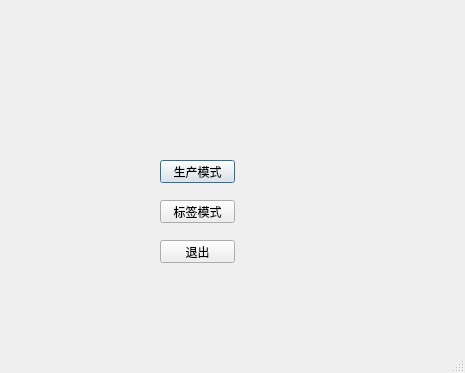
First picture: the form in ModeSelect.ui, repository gjz22cn/el, before the edit.
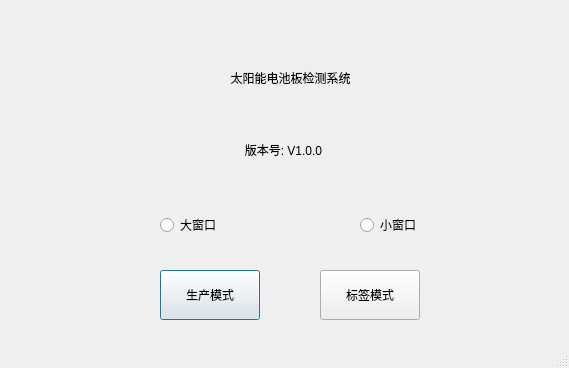
Second picture: the form after the edit.

```diff
--- a/ModeSelect.ui
+++ b/ModeSelect.ui
@@ -6,8 +6,8 @@
    <rect>
     <x>0</x>
     <y>0</y>
-    <width>465</width>
-    <height>373</height>
+    <width>569</width>
+    <height>368</height>
    </rect>
   </property>
   <property name="windowTitle">
@@ -20,11 +20,14 @@
    <property name="geometry">
     <rect>
      <x>160</x>
-     <y>160</y>
-     <width>75</width>
-     <height>23</height>
+     <y>270</y>
+     <width>100</width>
+     <height>50</height>
     </rect>
    </property>
+   <property name="styleSheet">
+    <string notr="true">font: 75 12pt &quot;Adobe Arabic&quot;;</string>
+   </property>
    <property name="text">
     <string>生产模式</string>
    </property>
@@ -32,28 +35,101 @@
   <widget class="QPushButton" name="pushButton_2">
    <property name="geometry">
     <rect>
-     <x>160</x>
-     <y>200</y>
-     <width>75</width>
-     <height>23</height>
+     <x>320</x>
+     <y>270</y>
+     <width>100</width>
+     <height>50</height>
     </rect>
    </property>
+   <property name="styleSheet">
+    <string notr="true">font: 75 12pt &quot;Adobe Arabic&quot;;</string>
+   </property>
    <property name="text">
     <string>标签模式</string>
    </property>
   </widget>
-  <widget class="QPushButton" name="pushButton_3">
+  <widget class="QLabel" name="label">
+   <property name="geometry">
+    <rect>
+     <x>10</x>
+     <y>50</y>
+     <width>561</width>
+     <height>55</height>
+    </rect>
+   </property>
+   <property name="styleSheet">
+    <string notr="true">font: 75 36pt &quot;Adobe Arabic&quot;;</string>
+   </property>
+   <property name="text">
+    <string>太阳能电池板检测系统</string>
+   </property>
+   <property name="alignment">
+    <set>Qt::AlignCenter</set>
+   </property>
+  </widget>
+  <widget class="QLabel" name="label_2">
+   <property name="geometry">
+    <rect>
+     <x>3</x>
+     <y>129</y>
+     <width>561</width>
+     <height>41</height>
+    </rect>
+   </property>
+   <property name="styleSheet">
+    <string notr="true">font: 75 20pt &quot;Adobe Arabic&quot;;</string>
+   </property>
+   <property name="text">
+    <string>版本号: V1.0.0</string>
+   </property>
+   <property name="alignment">
+    <set>Qt::AlignCenter</set>
+   </property>
+  </widget>
+  <widget class="QWidget" name="horizontalLayoutWidget">
    <property name="geometry">
     <rect>
      <x>160</x>
-     <y>240</y>
-     <width>75</width>
-     <height>23</height>
+     <y>200</y>
+     <width>261</width>
+     <height>51</height>
     </rect>
    </property>
-   <property name="text">
-    <string>退出</string>
-   </property>
+   <layout class="QHBoxLayout" name="horizontalLayout">
+    <item>
+     <widget class="QRadioButton" name="windowSize2">
+      <property name="styleSheet">
+       <string notr="true">font: 14pt &quot;AcadEref&quot;;</string>
+      </property>
+      <property name="text">
+       <string>大窗口</string>
+      </property>
+     </widget>
+    </item>
+    <item>
+     <spacer name="horizontalSpacer">
+      <property name="orientation">
+       <enum>Qt::Horizontal</enum>
+      </property>
+      <property name="sizeHint" stdset="0">
+       <size>
+        <width>40</width>
+        <height>20</height>
+       </size>
+      </property>
+     </spacer>
+    </item>
+    <item>
+     <widget class="QRadioButton" name="windowSize1">
+      <property name="styleSheet">
+       <string notr="true">font: 14pt &quot;AcadEref&quot;;</string>
+      </property>
+      <property name="text">
+       <string>小窗口</string>
+      </property>
+     </widget>
+    </item>
+   </layout>
   </widget>
  </widget>
  <resources/>
```
Left out of the diff: 23 changed lines with no effect on the pictures.
